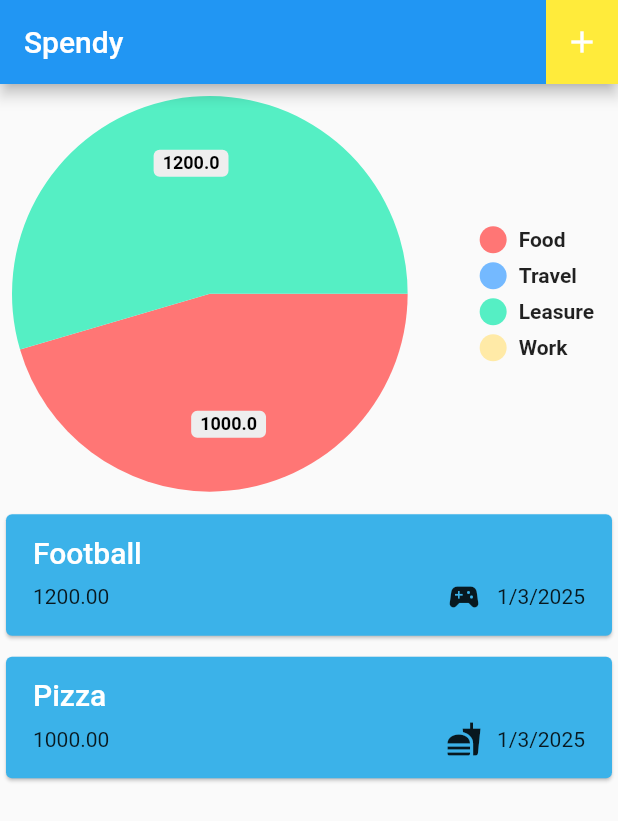
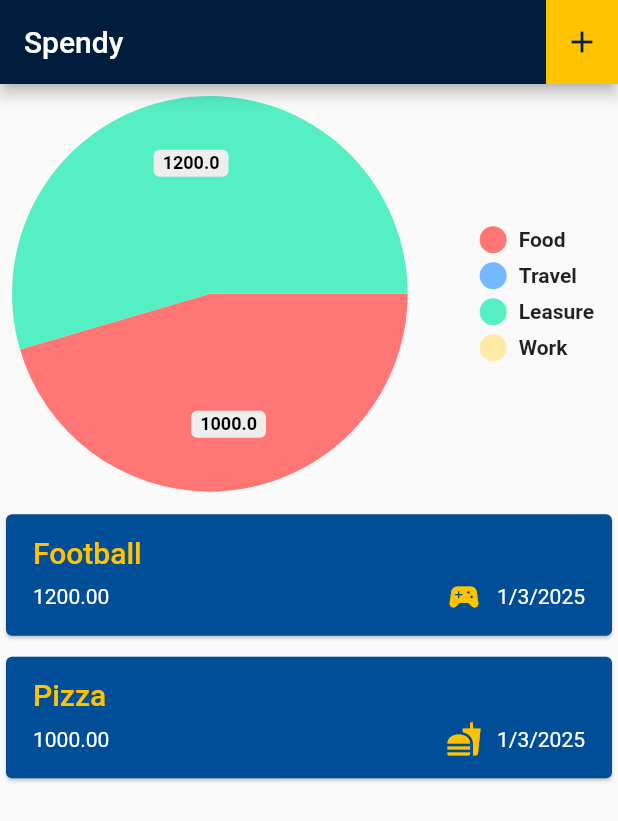
Before and after one commit to NavvAbhishek/spendy, a Flutter app: the screen it shows after launch, on a phone screen of 412 x 824 dp. Shown: the top 821 px of the screen. Run offline on Flutter 3.47's test engine with Material 3 defaults, Android fonts, the phone set to English and light mode, and no system bars; drawn by our look-alikes of pie_chart; our stand-ins replace hive, hive_flutter; accounts and stored records are empty.

Commit message:
change appbar and tile colors

```diff
--- a/lib/pages/expences.dart
+++ b/lib/pages/expences.dart
@@ -130,13 +130,16 @@ class _ExpencesState extends State<Expences> {
     return Scaffold(
       appBar: AppBar(
         title: const Text("Spendy"),
-        backgroundColor: Colors.blue,
+        backgroundColor: Color(0xFF001D3D),
         actions: [
           Container(
-              color: Colors.yellow,
+              color: Color(0xFFFFC300),
               child: IconButton(
                   onPressed: openAddExpencesOverlay,
-                  icon: const Icon(Icons.add)))
+                  icon: const Icon(
+                    Icons.add,
+                    color: Color(0xFF001D3D),
+                  )))
         ],
       ),
       body: Column(
--- a/lib/widgets/expense_tile.dart
+++ b/lib/widgets/expense_tile.dart
@@ -9,7 +9,7 @@ class ExpenseTile extends StatelessWidget {
   @override
   Widget build(BuildContext context) {
     return Card(
-      color: const Color.fromARGB(255, 59, 178, 233),
+      color: const Color(0xFF004E97),
       child: Padding(
         padding: const EdgeInsets.symmetric(vertical: 14, horizontal: 18),
         child: Column(
@@ -20,18 +20,27 @@ class ExpenseTile extends StatelessWidget {
               style: Theme.of(context)
                   .textTheme
                   .titleLarge
-                  ?.copyWith(color: Colors.white),
+                  ?.copyWith(color: Color(0xFFFFC300)),
             ),
             SizedBox(height: 6),
             Row(
               children: [
-                Text(expense.amount.toStringAsFixed(2)),
+                Text(
+                  expense.amount.toStringAsFixed(2),
+                  style: TextStyle(color: Colors.white),
+                ),
                 Spacer(),
                 Row(
                   children: [
-                    Icon(categoryIcons[expense.category]),
+                    Icon(
+                      categoryIcons[expense.category],
+                      color: Color(0xFFFFC300),
+                    ),
                     SizedBox(width: 10),
-                    Text(expense.getFormatedDate)
+                    Text(
+                      expense.getFormatedDate,
+                      style: TextStyle(color: Colors.white),
+                    )
                   ],
                 )
               ],
```
